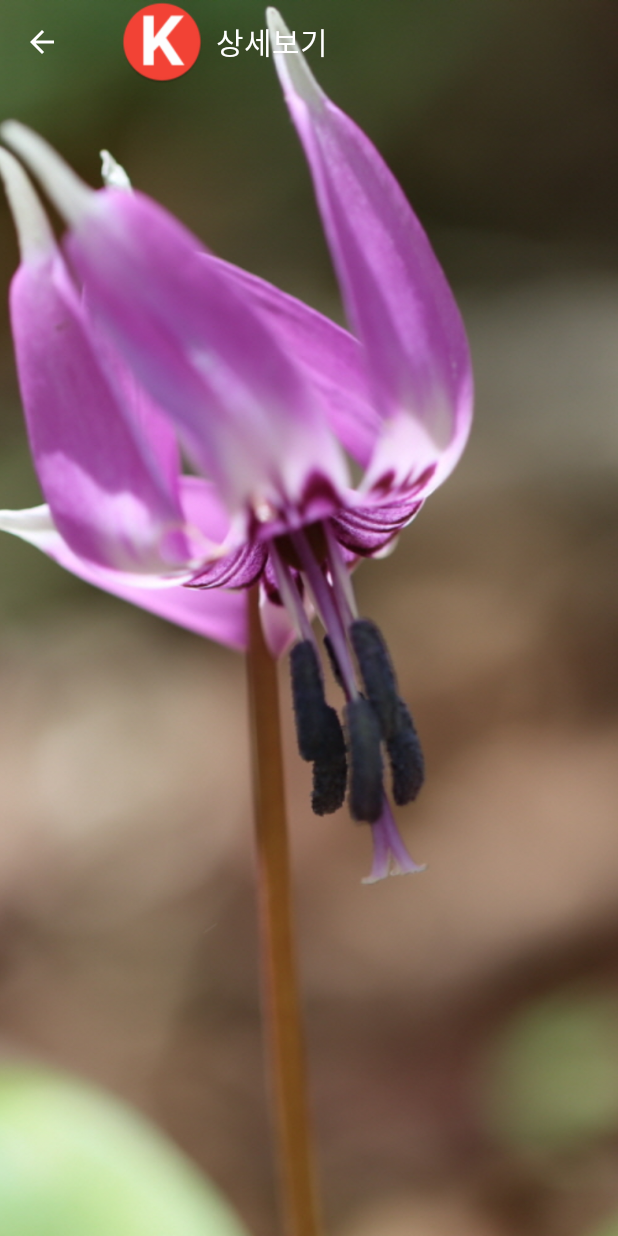
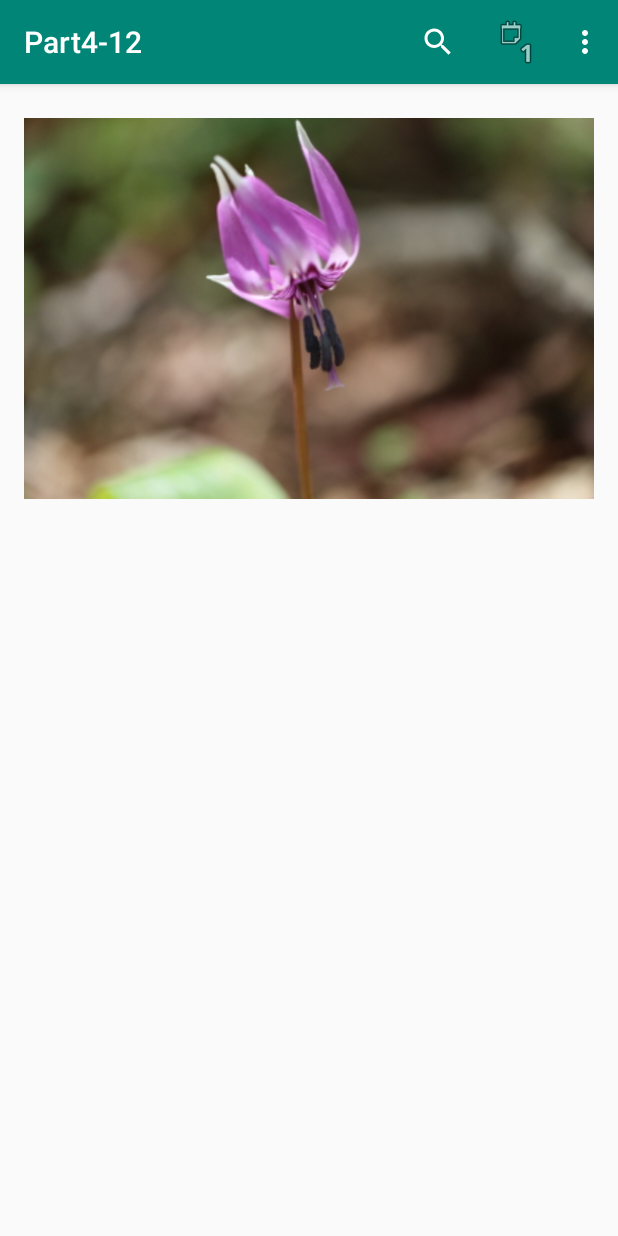
Before and after one commit to scw3812/AndroidStudy, an Android app: the screen it shows after launch (MainActivity before the commit, Lab12_2Activity after it), on a phone screen of 412 x 824 dp. Run offline under Robolectric (Android 15) with nearby library versions, the phone set to English and light mode, and no system bars.

Commit message:
part 4-12 ActionBar

```diff
--- a/build.gradle
+++ b/build.gradle
@@ -7,7 +7,7 @@ buildscript {
 
     }
     dependencies {
-        classpath 'com.android.tools.build:gradle:3.5.3'
+        classpath 'com.android.tools.build:gradle:3.6.0'
         classpath 'io.realm:realm-gradle-plugin:2.2.0'
         // NOTE: Do not place your application dependencies here; they belong
         // in the individual module build.gradle files
--- /dev/null
+++ b/part4-12/src/main/java/com/example/part4_12/Lab12_2Activity.java
@@ -0,0 +1,89 @@
+package com.example.part4_12;
+
+import androidx.annotation.NonNull;
+import androidx.appcompat.app.AppCompatActivity;
+import androidx.appcompat.view.menu.MenuBuilder;
+import androidx.appcompat.widget.SearchView;
+
+import android.annotation.SuppressLint;
+import android.os.Bundle;
+import android.view.ContextMenu;
+import android.view.Menu;
+import android.view.MenuInflater;
+import android.view.MenuItem;
+import android.view.View;
+import android.widget.ImageView;
+import android.widget.Toast;
+
+
+public class Lab12_2Activity extends AppCompatActivity {
+
+    SearchView searchView;
+
+    @Override
+    protected void onCreate(Bundle savedInstanceState) {
+        super.onCreate(savedInstanceState);
+        setContentView(R.layout.activity_lab12_2);
+
+        ImageView imageView = (ImageView)findViewById(R.id.imageView);
+        registerForContextMenu(imageView);
+    }
+
+    @Override
+    public boolean onCreateOptionsMenu(Menu menu) {
+        MenuInflater menuInflater = getMenuInflater();
+        menuInflater.inflate(R.menu.menu_lab2, menu);
+        if(menu instanceof MenuBuilder){
+            MenuBuilder m = (MenuBuilder)menu;
+            m.setOptionalIconsVisible(true);
+        }
+        MenuItem menuItem = menu.findItem(R.id.menu_main_search);
+        searchView = (SearchView)menuItem.getActionView();
+        searchView.setQueryHint(getResources().getString(R.string.query_hint));
+        searchView.setOnQueryTextListener(queryTextListener);
+        return true;
+    }
+
+    private SearchView.OnQueryTextListener queryTextListener = new SearchView.OnQueryTextListener() {
+        @Override
+        public boolean onQueryTextSubmit(String query) {
+            searchView.setQuery("", false);
+            searchView.setIconified(true);
+            showToast(query);
+            return false;
+        }
+
+        @Override
+        public boolean onQueryTextChange(String newText) {
+            return false;
+        }
+    };
+
+    @Override
+    public void onCreateContextMenu(ContextMenu menu, View v, ContextMenu.ContextMenuInfo menuInfo) {
+        super.onCreateContextMenu(menu, v, menuInfo);
+        menu.add(0, 0, 0, "서버전송");
+        menu.add(0, 1, 0, "보관함에 보관");
+        menu.add(0, 2, 0, "삭제");
+    }
+
+    @Override
+    public boolean onContextItemSelected(@NonNull MenuItem item) {
+        switch (item.getItemId()){
+            case 0:
+                showToast("서버 전송이 선택되었습니다.");
+                break;
+            case 1:
+                showToast("보관함에 보관이 선택되었습니다.");
+                break;
+            case 2:
+                showToast("삭제가 선택되었습니다.");
+                break;
+        }
+        return true;
+    }
+
+    private void showToast(String message){
+        Toast.makeText(this, message, Toast.LENGTH_SHORT).show();
+    }
+}
--- /dev/null
+++ b/part4-12/src/main/res/layout/activity_lab12_2.xml
@@ -0,0 +1,13 @@
+<?xml version="1.0" encoding="utf-8"?>
+<RelativeLayout xmlns:android="http://schemas.android.com/apk/res/android"
+    xmlns:tools="http://schemas.android.com/tools"
+    android:id="@+id/activity_lab12_2"
+    android:layout_width="match_parent"
+    android:layout_height="match_parent"
+    android:padding="16dp">
+    <ImageView
+        android:id="@+id/imageView"
+        android:layout_width="wrap_content"
+        android:layout_height="wrap_content"
+        android:src="@drawable/img2" />
+</RelativeLayout>
--- /dev/null
+++ b/part4-12/src/main/res/menu/menu_lab2.xml
@@ -0,0 +1,37 @@
+<?xml version="1.0" encoding="utf-8"?>
+<menu xmlns:android="http://schemas.android.com/apk/res/android"
+    xmlns:app="http://schemas.android.com/apk/res-auto">
+    <item
+        android:id="@+id/menu1"
+        android:icon="@drawable/ic_menu_1"
+        android:title="선택..."/>
+    <item
+        android:id="@+id/menu2"
+        android:icon="@drawable/ic_menu_2"
+        android:title="레이아웃"/>
+    <item
+        android:id="@+id/file"
+        android:title="SubMenu">
+        <menu>
+            <item
+                android:id="@+id/sub1"
+                android:title="Sub1"/>
+            <item
+                android:id="@+id/sub2"
+                android:title="Sub2"/>
+        </menu>
+    </item>
+    <item
+        android:id="@+id/menu_main_search"
+        app:actionViewClass="androidx.appcompat.widget.SearchView"
+        android:icon="@android:drawable/ic_menu_search"
+        app:showAsAction="always"
+        android:title="Search"/>
+    <item
+        android:id="@+id/menu3"
+        app:showAsAction="ifRoom|collapseActionView"
+        android:title="Check"
+        android:icon="@android:drawable/ic_menu_day"
+        app:actionLayout="@layout/actionview_check"/>
+
+</menu>
--- a/part4-12/src/main/res/values/strings.xml
+++ b/part4-12/src/main/res/values/strings.xml
@@ -1,3 +1,4 @@
 <resources>
     <string name="app_name">Part4-12</string>
+    <string name="query_hint">검색어를 입력하세요</string>
 </resources>
```
Also changed, not shown: part4-12/src/main/AndroidManifest.xml (+9 -1 lines), part4-12/src/main/res/layout/actionview_check.xml (added, +20 -0 lines), gradle/wrapper/gradle-wrapper.properties.
